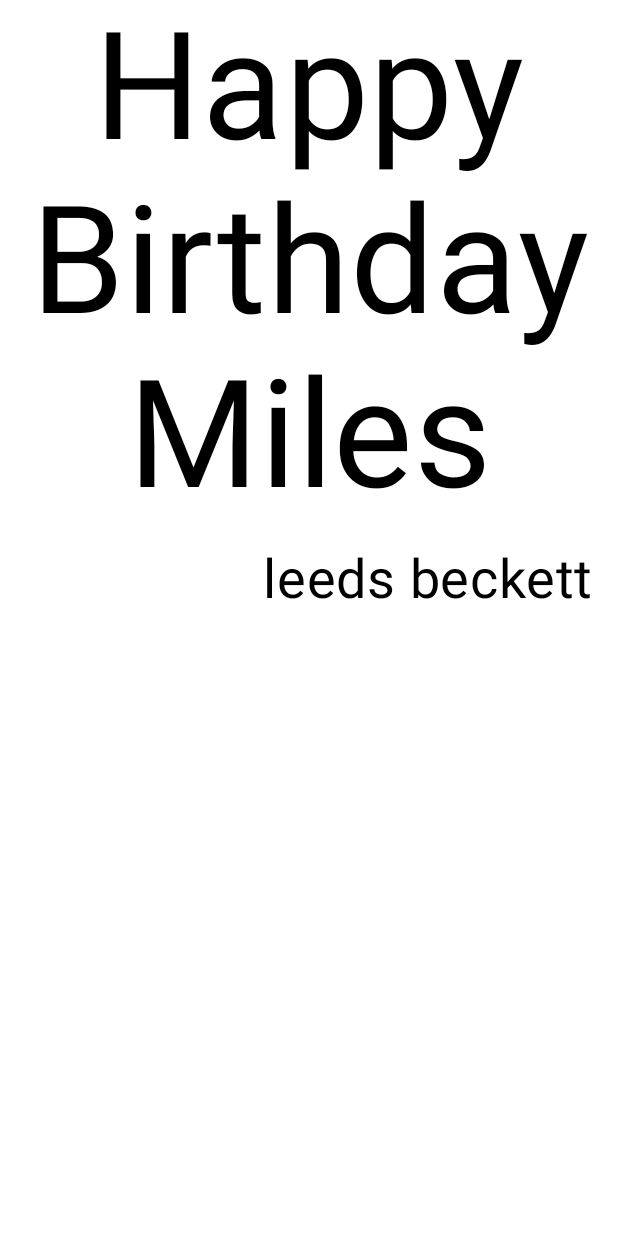
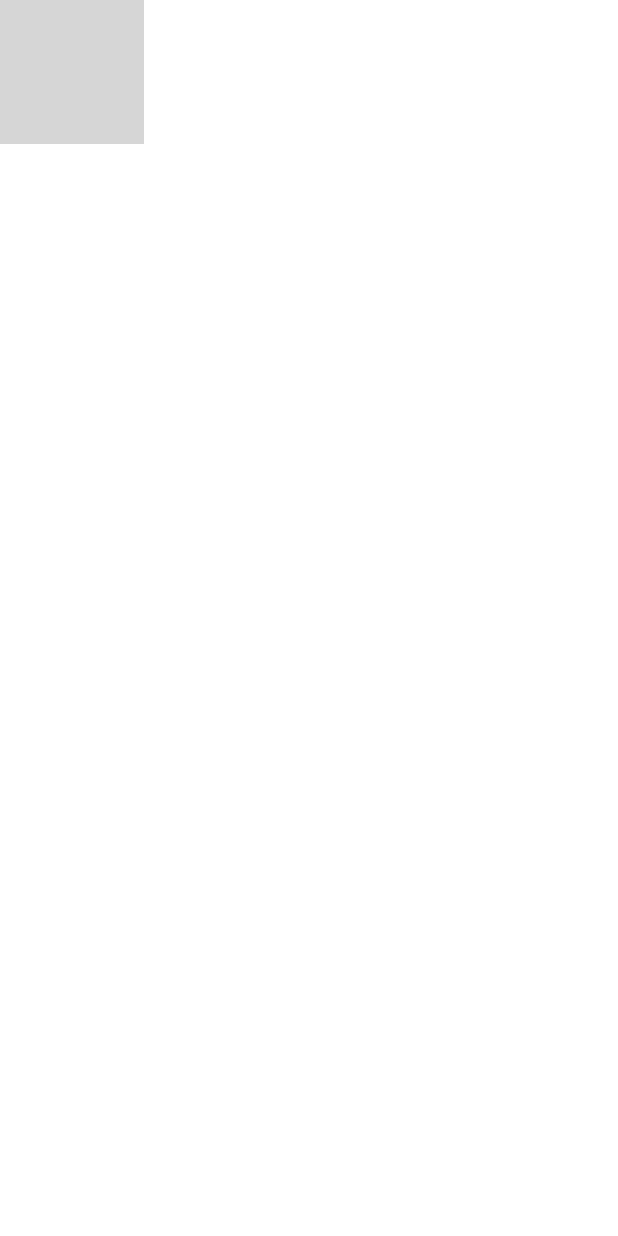
Before and after one commit to MilesEDev/cloneAndroidRepo, an Android app built with Jetpack Compose: the @Preview function GreetingPreview, on a phone screen of 412 x 824 dp. Run offline under Robolectric (Android 15) with nearby library versions, the phone set to English and light mode, and no system bars; grey boxes are pictures that could not be loaded.

Commit message:
added background image to be previewed

```diff
--- a/HappyBirthday/app/src/main/java/com/example/happybirthday/MainActivity.kt
+++ b/HappyBirthday/app/src/main/java/com/example/happybirthday/MainActivity.kt
@@ -1,8 +1,10 @@
 package com.example.happybirthday
 
+import androidx.compose.foundation.Image
 import android.os.Bundle
 import androidx.activity.ComponentActivity
 import androidx.activity.compose.setContent
+import androidx.compose.foundation.Image
 import androidx.compose.foundation.layout.Arrangement
 import androidx.compose.foundation.layout.Column
 import androidx.compose.foundation.layout.Row
@@ -14,6 +16,7 @@ import androidx.compose.material3.Text
 import androidx.compose.runtime.Composable
 import androidx.compose.ui.Alignment
 import androidx.compose.ui.Modifier
+import androidx.compose.ui.res.painterResource
 import androidx.compose.ui.text.style.TextAlign
 import androidx.compose.ui.tooling.preview.Preview
 import androidx.compose.ui.unit.dp
@@ -82,11 +85,29 @@ fun GreetingText(message: String ,from: String,modifier: Modifier = Modifier){
 
 
 }
+@Composable
+fun GreetingImage(message: String, from: String,modifier: Modifier=Modifier)
+{
+    val image=painterResource(R.drawable.androidparty)/*this uses the image resource uploaded
+    earlier and stores it in a constant so that we can later use it*/
+    Image(
+        painter=image,
+        contentDescription = null/*this is set to null so that accessibility assistance does
+        not try and read out the background image*/
+
+    )
+
+
+
+}
+
+
+
 
 @Preview(showBackground = true)
 @Composable
 fun GreetingPreview() {
     HappyBirthdayTheme {
-        GreetingText(message = "Happy Birthday Miles", from = "leeds beckett")
+        GreetingImage(message = "Happy Birthday Miles", from = "leeds beckett")
     }
 }
```
